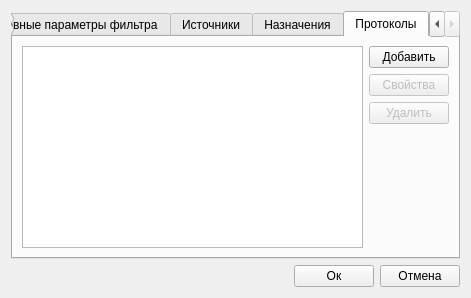
First picture: the form in GUI/dialog_window_filter.ui, repository Begzi/Dis, before the edit.
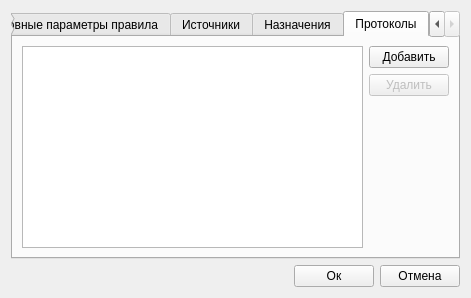
Second picture: the form after the edit. The open tabs and pages were chosen to show the change.

The edit to the form file:
```diff
--- a/GUI/dialog_window_filter.ui
+++ b/GUI/dialog_window_filter.ui
@@ -21,7 +21,7 @@
      </property>
      <widget class="QWidget" name="mainTab">
       <attribute name="title">
-       <string>Основные параметры фильтра</string>
+       <string>Основные параметры правила</string>
       </attribute>
       <layout class="QVBoxLayout" name="verticalLayout_3">
        <item>
@@ -212,16 +212,6 @@
            </property>
           </widget>
          </item>
-         <item>
-          <widget class="QPushButton" name="editPort">
-           <property name="enabled">
-            <bool>false</bool>
-           </property>
-           <property name="text">
-            <string>Свойства</string>
-           </property>
-          </widget>
-         </item>
          <item>
           <widget class="QPushButton" name="deletePort">
            <property name="enabled">
```
Left out of the diff: 22 changed lines with no effect on the pictures.
